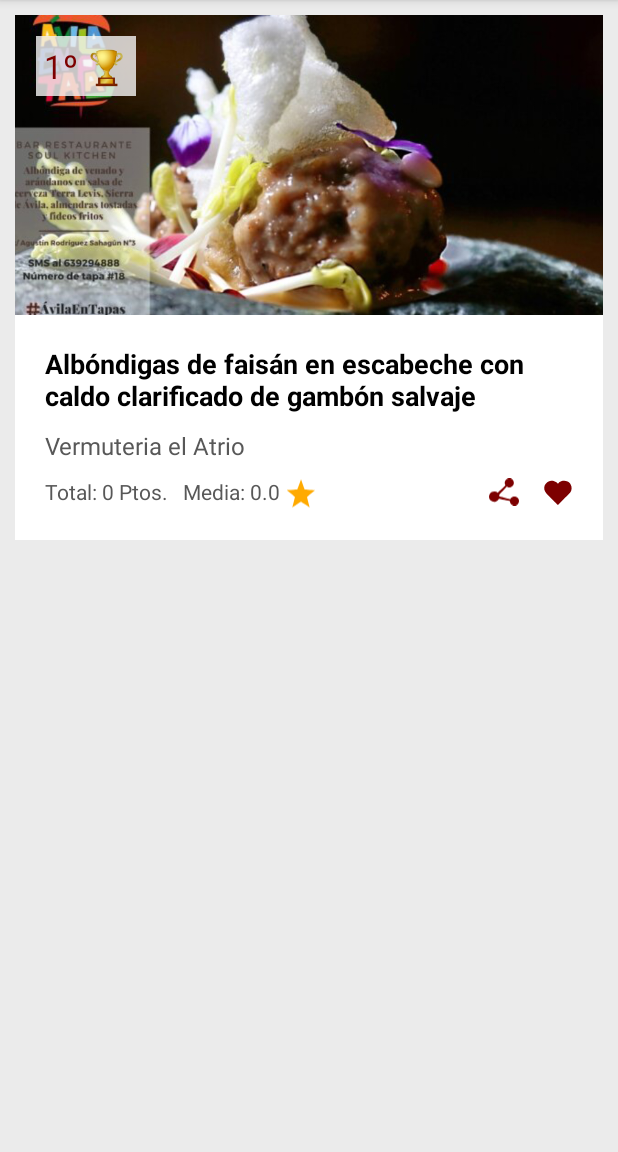
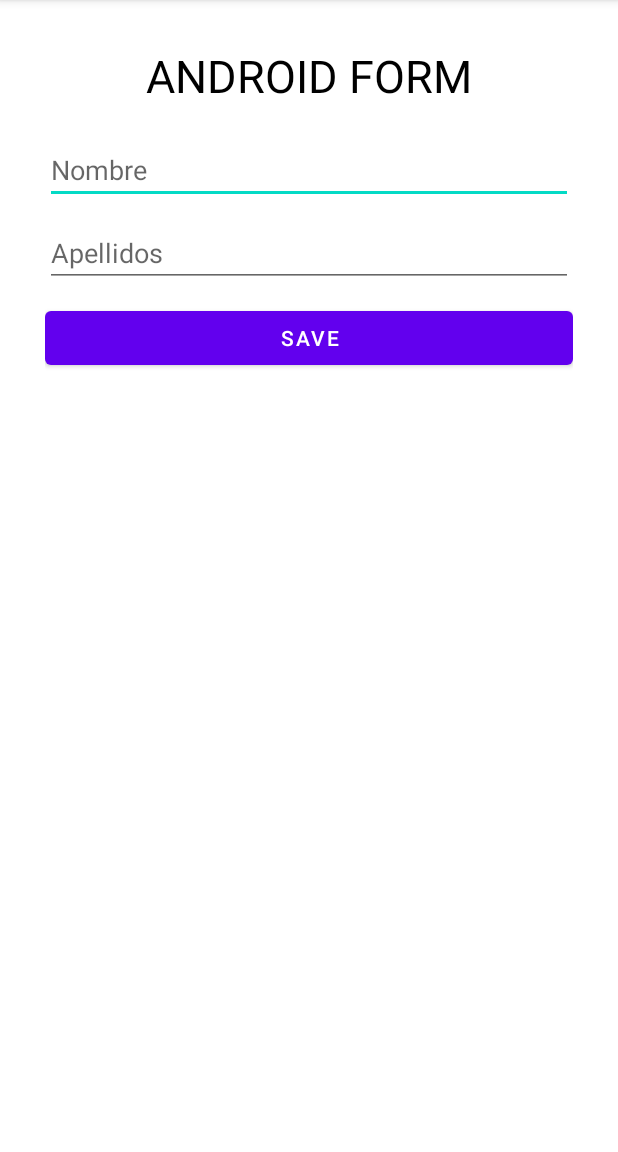
Before and after one commit to albertoag128/PMDM, an Android app: the screen it shows after launch (Ut01Ex04Activity before the commit, Ut01Ex05Activity after it), on a phone screen of 412 x 824 dp, the part 84-1236 px from its top. Run offline under Robolectric (Android 15) with nearby library versions, the phone set to English and light mode, and no system bars.

```diff
--- a/app/src/main/AndroidManifest.xml
+++ b/app/src/main/AndroidManifest.xml
@@ -1,6 +1,6 @@
 <?xml version="1.0" encoding="utf-8"?>
 <manifest xmlns:android="http://schemas.android.com/apk/res/android"
-    xmlns:tools="http://schemas.android.com/tools">
+    xmlns:tools="http://schemas.android.com/tools" >
 
     <application
         android:allowBackup="true"
@@ -11,11 +11,11 @@
         android:roundIcon="@drawable/fries"
         android:supportsRtl="true"
         android:theme="@style/Theme.PMDM"
-        tools:targetApi="31">
+        tools:targetApi="31" >
 
         <activity
-            android:name=".presentation.ex04.Ut01Ex04Activity"
-            android:exported="true">
+            android:name=".presentation.ex05.Ut01Ex05Activity"
+            android:exported="true" >
             <meta-data
                 android:name="android.app.lib_name"
                 android:value="" />
@@ -26,25 +26,6 @@
                 <category android:name="android.intent.category.LAUNCHER" />
             </intent-filter>
         </activity>
-
-        <!--
-        <activity
-            android:name=".presentation.ex02.Ut01ex02activity"
-            android:exported="false">
-            <meta-data
-                android:name="android.app.lib_name"
-                android:value="" />
-        </activity>
-
-        <activity
-            android:name=".presentation.ex03.Ut01Ex03Activity"
-            android:exported="true">
-            <meta-data
-                android:name="android.app.lib_name"
-                android:value="" />
-        </activity>
-        -->
-
     </application>
 
 </manifest>
--- a/app/src/main/java/com/example/pmdm/presentation/ex01/Ut01ex01activity.kt
+++ b/app/src/main/java/com/example/pmdm/presentation/ex01/Ut01ex01activity.kt
@@ -7,6 +7,6 @@ import com.example.pmdm.R
 class Ut01ex01activity : AppCompatActivity() {
     override fun onCreate(savedInstanceState: Bundle?) {
         super.onCreate(savedInstanceState)
-        setContentView(R.layout.activity_ut01ex02activity)
+        setContentView(R.layout.activity_ut01_ex02)
     }
 }
--- a/app/src/main/java/com/example/pmdm/presentation/ex02/Ut01ex02activity.kt
+++ b/app/src/main/java/com/example/pmdm/presentation/ex02/Ut01ex02activity.kt
@@ -2,14 +2,12 @@ package com.example.pmdm.presentation.ex02
 
 import androidx.appcompat.app.AppCompatActivity
 import android.os.Bundle
-import android.widget.TextView
 import com.example.pmdm.R
-import java.time.format.TextStyle
 
 class Ut01ex02activity : AppCompatActivity() {
     override fun onCreate(savedInstanceState: Bundle?) {
         super.onCreate(savedInstanceState)
-        setContentView(R.layout.activity_ut01ex02activity)
+        setContentView(R.layout.activity_ut01_ex02)
 
 
     }
--- /dev/null
+++ b/app/src/main/java/com/example/pmdm/presentation/ex05/Person.kt
@@ -0,0 +1,3 @@
+package com.example.pmdm.presentation.ex05
+
+data class Person(val name:String, val surname:String)
--- /dev/null
+++ b/app/src/main/java/com/example/pmdm/presentation/ex05/Ut01Ex05Activity.kt
@@ -0,0 +1,36 @@
+package com.example.pmdm.presentation.ex05
+
+import androidx.appcompat.app.AppCompatActivity
+import android.os.Bundle
+import android.util.Log
+import android.widget.Button
+import android.widget.EditText
+import android.widget.TextView
+import com.example.pmdm.R
+
+class Ut01Ex05Activity : AppCompatActivity() {
+    override fun onCreate(savedInstanceState: Bundle?) {
+        super.onCreate(savedInstanceState)
+        setContentView(R.layout.activity_ut01_ex05)
+
+        setUpView()
+    }
+
+    fun setUpView(){
+        val inputName = findViewById<EditText>(R.id.inputName)
+        val inputSurname = findViewById<EditText>(R.id.inputSurname)
+        val actionSave = findViewById<Button>(R.id.actionSave)
+        val resultado = findViewById<TextView>(R.id.resultado)
+
+
+        var name = inputName.text.toString()
+        var surname = inputSurname.text.toString()
+
+
+        actionSave.setOnClickListener {
+            var person = Person(name, surname)
+            Log.d("@dev", "Persona: $person")
+        }
+
+    }
+}
--- /dev/null
+++ b/app/src/main/res/layout/activity_ut01_ex05.xml
@@ -0,0 +1,49 @@
+<?xml version="1.0" encoding="utf-8"?>
+<LinearLayout xmlns:android="http://schemas.android.com/apk/res/android"
+    xmlns:app="http://schemas.android.com/apk/res-auto"
+    xmlns:tools="http://schemas.android.com/tools"
+    android:layout_width="match_parent"
+    android:layout_height="match_parent"
+    android:orientation="vertical"
+    android:padding="30dp"
+    tools:context=".presentation.ex05.Ut01Ex05Activity">
+
+    <TextView
+        android:layout_width="match_parent"
+        android:layout_height="wrap_content"
+        android:layout_marginBottom="20dp"
+        android:text="ANDROID FORM"
+        android:textAlignment="center"
+        android:textColor="@color/black"
+        android:textSize="30dp" />
+
+    <EditText
+        android:id="@+id/inputName"
+        android:layout_width="match_parent"
+        android:layout_height="wrap_content"
+        android:layout_marginBottom="10dp"
+        android:hint="Nombre" />
+
+    <EditText
+        android:id="@+id/inputSurname"
+        android:layout_width="match_parent"
+        android:layout_height="wrap_content"
+        android:layout_marginBottom="10dp"
+        android:hint="Apellidos" />
+
+    <Button
+        android:id="@+id/actionSave"
+        android:layout_width="match_parent"
+        android:layout_height="wrap_content"
+        android:layout_marginBottom="10dp"
+        android:text="SAVE" />
+
+    <TextView
+        android:textSize="20dp"
+        android:id="@+id/resultado"
+        android:layout_width="match_parent"
+        android:layout_height="wrap_content"
+        android:text=""
+        android:textColor="@color/grey" />
+
+</LinearLayout>
--- a/app/src/main/res/values/strings.xml
+++ b/app/src/main/res/values/strings.xml
@@ -13,5 +13,4 @@
     <string name="media">Media: 0.0</string>
 
 
-
 </resources>
```
Also changed, not shown: app/src/main/res/layout/activity_ut01_ex02.xml (renamed from app/src/main/res/layout/activity_ut01ex02activity.xml).
